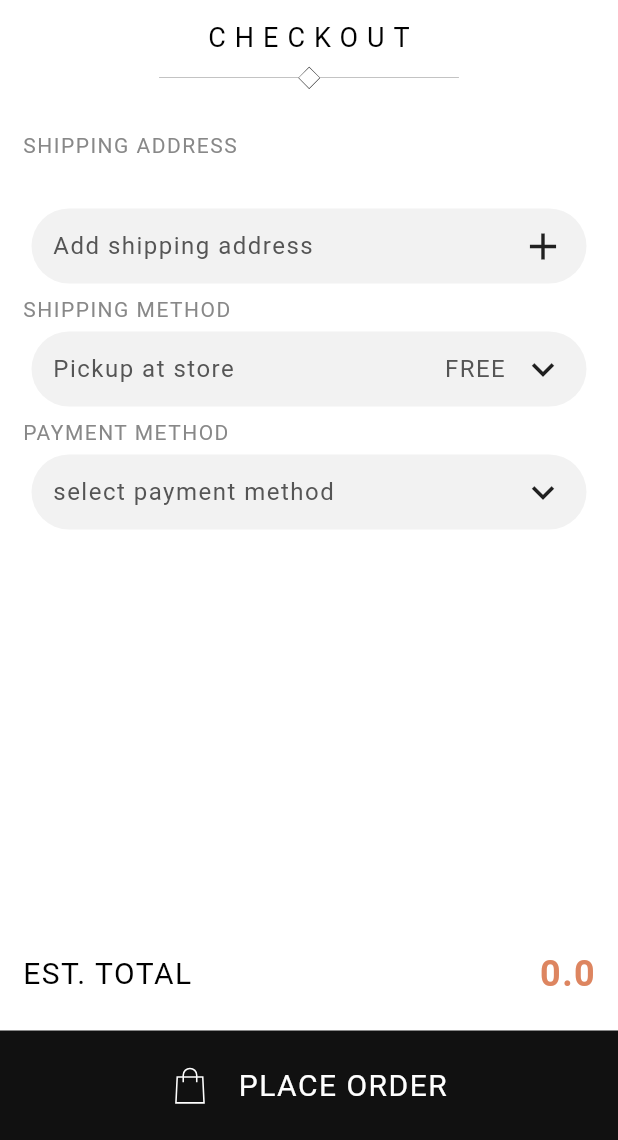
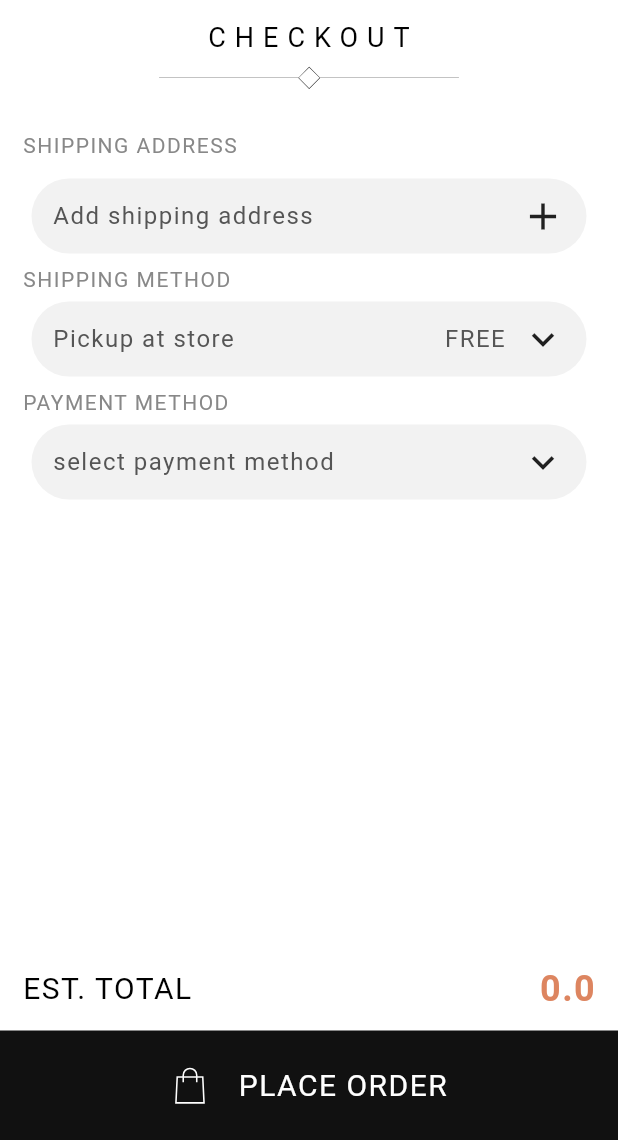
Before and after one commit to m9stafa05/Open-Fashion, a Flutter app: the PlaceOrderScreen screen opened directly with empty values, on a phone screen of 412 x 824 dp, the part 96-1236 px from its top. Run offline on Flutter 3.47's test engine with Material 3 defaults, Android fonts, the phone set to English and light mode, and no system bars; our stand-ins replace flutter_credit_card, flutter_svg, gap, ionicons, shared_preferences; accounts and stored records are empty; Roboto replaces fonts that are missing (Tenor Sans).

Commit message:
improve Spacing

```diff
--- a/lib/widgets/address_selection.dart
+++ b/lib/widgets/address_selection.dart
@@ -97,7 +97,6 @@ class _AddressSelectionState extends State<AddressSelection> {
                   )
                 : SizedBox.shrink(),
           ),
-          const Gap(20),
           savedAddress == null
               ? SelectContainer(
                   onTap: () {
--- a/lib/widgets/place_order_screen_body.dart
+++ b/lib/widgets/place_order_screen_body.dart
@@ -87,7 +87,7 @@ class _PlaceOrderScreenBodyState extends State<PlaceOrderScreenBody> {
         ],
         Spacer(),
         TotalCost(price: widget.price * widget.quantity),
-        Gap(20),
+        Gap(10),
         savedCard == null || savedAddress == null
             ? CustomBottom(text: 'Place Order', onTap: () {})
             : CustomBottom(text: 'Checkout', onTap: () {}),
```
